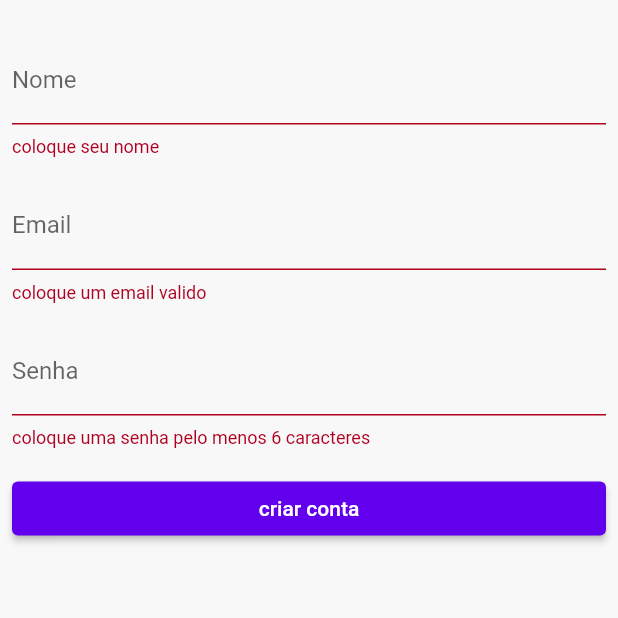
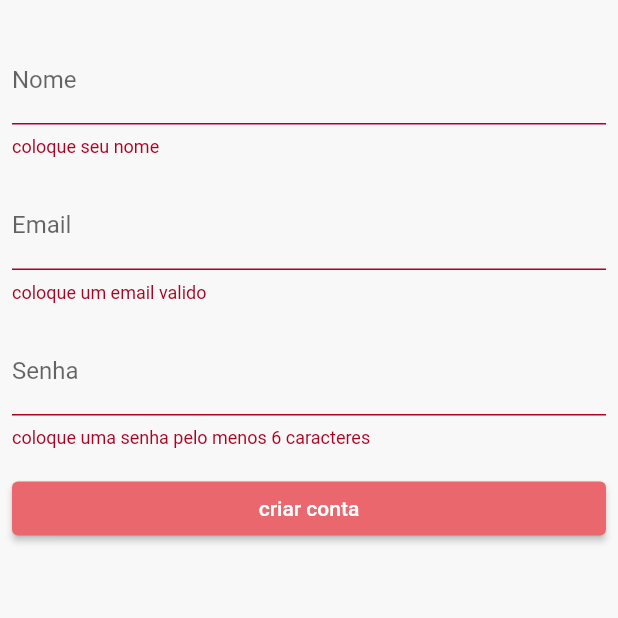
Before and after one commit to JonatasCaetano/Pokedex, a Flutter app: the CreateAccountScreen screen opened directly, after a tap on "criar conta", on a phone screen of 412 x 824 dp, the top half of it. Run offline on Flutter 3.47's test engine with Material 2 defaults, Android fonts, the phone set to English and light mode, and no system bars; our stand-ins replace cloud_firestore, dio, firebase_auth, firebase_core, firebase_storage, flutter_svg and 3 more; missing offline and left inert: social_share; accounts and stored records are empty; network calls fail.

```diff
--- a/lib/controllers/main_app_screen_controller.dart
+++ b/lib/controllers/main_app_screen_controller.dart
@@ -83,7 +83,6 @@ class MainAppScreenController extends GetxController {
   }
 
   Future<void> getPokemonsFavorite() async {
-    print('getPokemonsFavorite');
     loadFavorites.value = true;
     update();
     favoritesPokemon.clear();
@@ -95,7 +94,6 @@ class MainAppScreenController extends GetxController {
   }
 
   Future<void> getPokemonsRecentlySeen() async {
-    print('getPokemonsRecentlySeen');
     loadRecently.value = true;
     update();
     recentlySeen.clear();
@@ -107,7 +105,6 @@ class MainAppScreenController extends GetxController {
   }
 
   Future<void> updateImageProfile() async {
-    print('updateImageProfile');
     loadImage.value = true;
     update();
     await _accountRepository.updateImageProfile();
--- a/lib/repositories/implementations/account_firebase_repository.dart
+++ b/lib/repositories/implementations/account_firebase_repository.dart
@@ -2,8 +2,6 @@ import 'dart:io';
 import 'package:cloud_firestore/cloud_firestore.dart';
 import 'package:firebase_auth/firebase_auth.dart';
 import 'package:firebase_storage/firebase_storage.dart';
-import 'package:get/get.dart';
-import 'package:pokedex/controllers/main_app_screen_controller.dart';
 import 'package:pokedex/models/entities/user_entity.dart';
 import 'package:pokedex/models/entities/pokemon.dart';
 import 'package:pokedex/repositories/interfaces/account_repository.dart';
@@ -32,7 +30,6 @@ class AccountFirebaseRepository extends AccountRepository {
           .collection('users')
           .doc(userCredential.user!.uid)
           .set(user.toMap());
-      print(user);
       return user;
     } catch (e) {
       throw Exception();
@@ -50,7 +47,6 @@ class AccountFirebaseRepository extends AccountRepository {
           documentSnapshot.data() as Map<String, dynamic>;
 
       UserEntity userEntity = UserEntity.fromMap(map);
-      print(userEntity);
       return userEntity;
     } else {
       throw Exception();
@@ -70,7 +66,6 @@ class AccountFirebaseRepository extends AccountRepository {
       Map<String, dynamic> map =
           documentSnapshot.data() as Map<String, dynamic>;
       UserEntity userEntity = UserEntity.fromMap(map);
-      print(userEntity);
       return userEntity;
     } catch (e) {
       throw Exception();
--- a/lib/views/screens/create_account_screen.dart
+++ b/lib/views/screens/create_account_screen.dart
@@ -76,6 +76,10 @@ class CreateAccountScreen extends StatelessWidget {
             Padding(
               padding: const EdgeInsets.all(8.0),
               child: ElevatedButton(
+                style: ElevatedButton.styleFrom(
+                  maximumSize: const Size.fromWidth(100.0),
+                  backgroundColor: const Color(0xffEa686D),
+                ),
                 onPressed: () async {
                   if (keyTextFormField.currentState!.validate()) {
                     await mainAppScreenController
--- a/lib/views/screens/favorite_pokemons.dart
+++ b/lib/views/screens/favorite_pokemons.dart
@@ -1,6 +1,5 @@
 import 'package:flutter/material.dart';
 import 'package:get/get.dart';
-import 'package:pokedex/models/entities/pokemon.dart';
 import 'package:pokedex/views/screens/login_screen.dart';
 import 'package:pokedex/views/widgets/card_pokemon.dart';
 
--- a/lib/views/screens/login_screen.dart
+++ b/lib/views/screens/login_screen.dart
@@ -65,6 +65,10 @@ class LoginScreen extends StatelessWidget {
             Padding(
               padding: const EdgeInsets.all(8.0),
               child: ElevatedButton(
+                style: ElevatedButton.styleFrom(
+                  maximumSize: const Size.fromWidth(100.0),
+                  backgroundColor: const Color(0xffEa686D),
+                ),
                 onPressed: () {
                   if (keyTextFormField.currentState!.validate()) {
                     mainAppScreenController.login(
@@ -85,6 +89,7 @@ class LoginScreen extends StatelessWidget {
               child: ElevatedButton(
                 style: ElevatedButton.styleFrom(
                   maximumSize: const Size.fromWidth(100.0),
+                  backgroundColor: const Color(0xffEa686D),
                 ),
                 onPressed: () {
                   Routes.toScreen(
--- a/lib/views/screens/search_screen.dart
+++ b/lib/views/screens/search_screen.dart
@@ -95,8 +95,6 @@ class SearchScreen extends SearchDelegate<String> {
           .where((element) =>
               element.toLowerCase().startsWith(query.toLowerCase()))
           .toList();
-      print('suggestions: $suggestions');
-      print('names: $names');
       return ListView.builder(
         itemCount: names.length,
         itemBuilder: ((context, index) {
```
Also changed, not shown: lib/controllers/pokemon_screen_controller.dart (+13 -11 lines), lib/views/screens/pokemon_screen.dart (+6 -4 lines).
